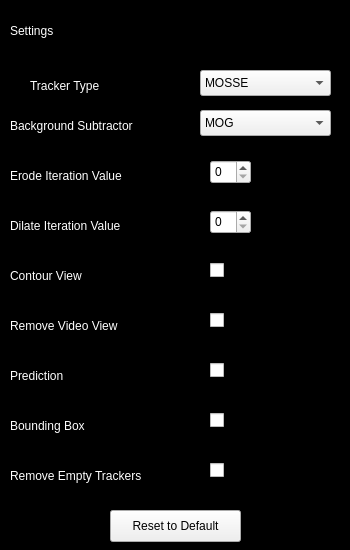
First picture: the form in SwiftWatch/settings.ui, repository colbytimm/SwiftWatch, before the edit.
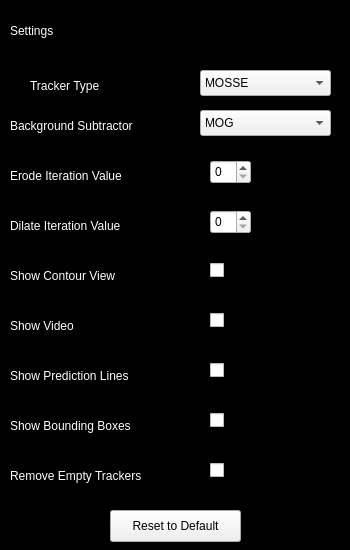
Second picture: the form after the edit.

```diff
--- a/SwiftWatch/settings.ui
+++ b/SwiftWatch/settings.ui
@@ -165,7 +165,7 @@
 }</string>
    </property>
    <property name="text">
-    <string>Contour View</string>
+    <string>Show Contour View</string>
    </property>
   </widget>
   <widget class="QLabel" name="dilate">
@@ -228,7 +228,7 @@
 }</string>
    </property>
    <property name="text">
-    <string>Remove Video View</string>
+    <string>Show Video</string>
    </property>
   </widget>
   <widget class="QLabel" name="prediction">
@@ -248,7 +248,7 @@
 }</string>
    </property>
    <property name="text">
-    <string>Prediction</string>
+    <string>Show Prediction Lines</string>
    </property>
   </widget>
   <widget class="QLabel" name="bounding">
@@ -268,7 +268,7 @@
 }</string>
    </property>
    <property name="text">
-    <string>Bounding Box</string>
+    <string>Show Bounding Boxes</string>
    </property>
   </widget>
   <widget class="QCheckBox" name="contour_checkbox">
```
